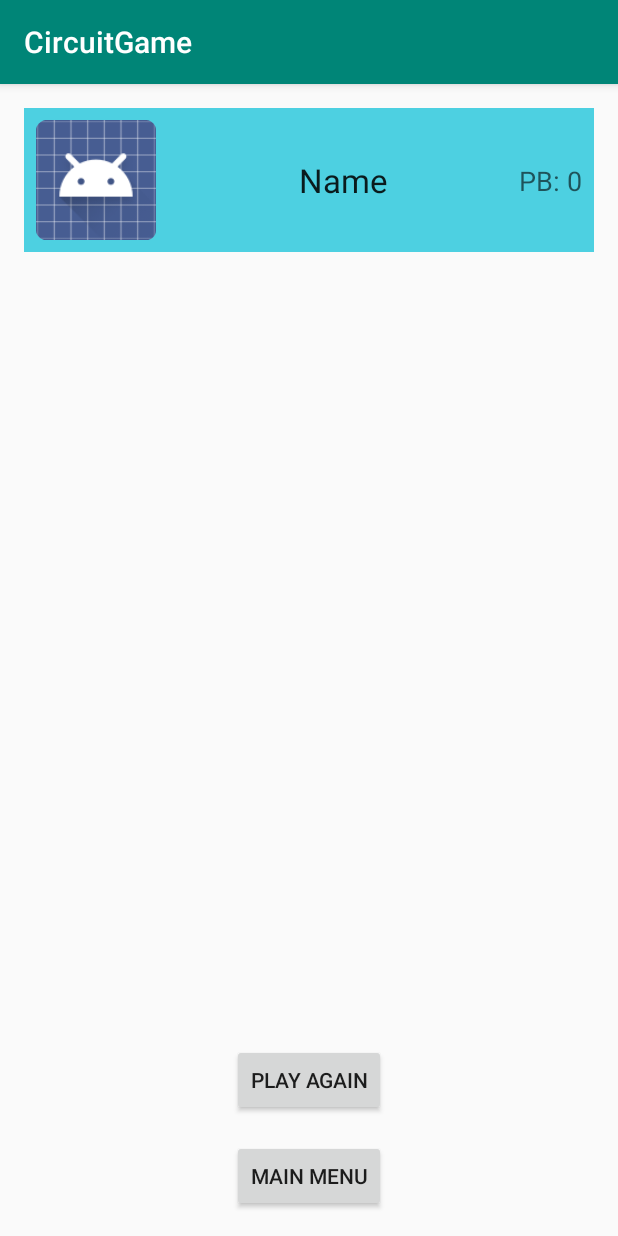
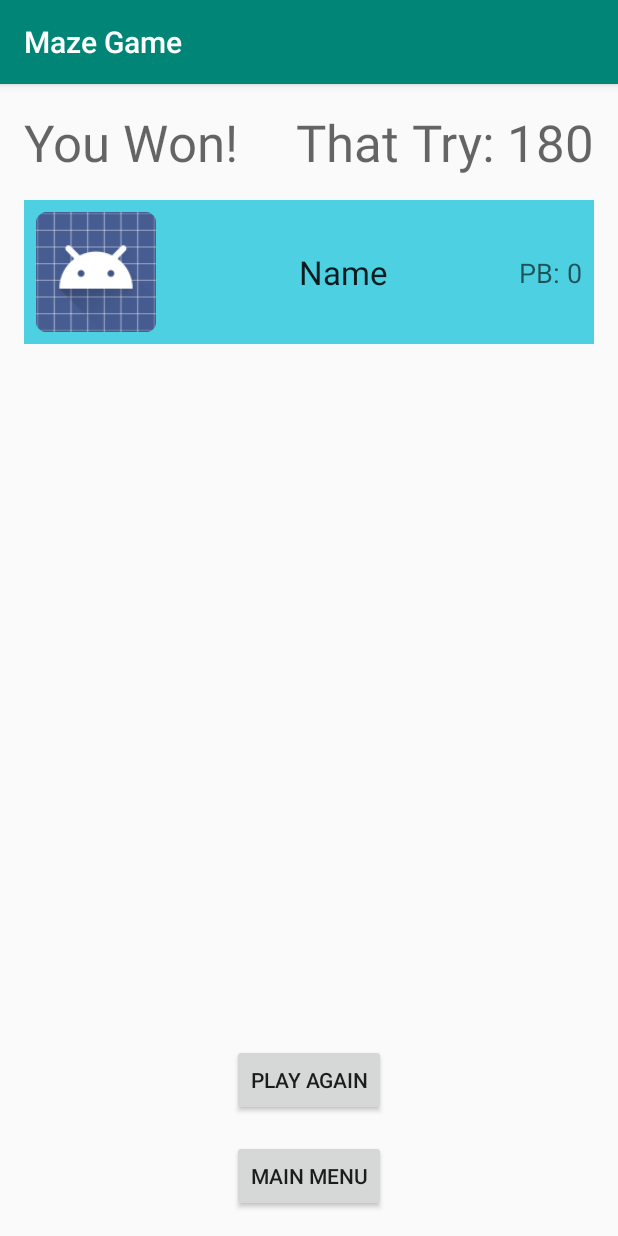
Before and after one commit to kylejwatson/MobileGame, an Android app: the LeaderboardFragment screen opened through its navigation route, on a phone screen of 412 x 824 dp. Run offline under Robolectric (Android 15) with nearby library versions, the phone set to English and light mode, and no system bars; 2 statements that could not run were skipped.

Commit message:
flipped bitmaps correctly, added win/lose text to leaderboard

```diff
--- a/app/src/main/java/com/example/circuitgame/GameView.java
+++ b/app/src/main/java/com/example/circuitgame/GameView.java
@@ -6,6 +6,7 @@ import android.graphics.Bitmap;
 import android.graphics.BitmapFactory;
 import android.graphics.Canvas;
 import android.graphics.Color;
+import android.graphics.Matrix;
 import android.graphics.Paint;
 import android.hardware.Sensor;
 import android.hardware.SensorEvent;
@@ -115,7 +116,10 @@ public class GameView extends SurfaceView {
             e.printStackTrace();
         }
         if (bitmap == null) return new DrawObject(ContextCompat.getDrawable(context, R.drawable.ic_launcher_foreground));
-        return new DrawObject(Bitmap.createScaledBitmap(bitmap, 100, 100, false));
+        Matrix matrix = new Matrix();
+        matrix.postRotate(90);
+        final Bitmap rotatedImg = Bitmap.createBitmap(bitmap, 0, 0, bitmap.getWidth(), bitmap.getHeight(), matrix, true);
+        return new DrawObject(Bitmap.createScaledBitmap(rotatedImg, 100, 100, true));
     }
 
     private void attachGravitySensor(Context context) {
--- a/app/src/main/java/com/example/circuitgame/LeaderboardFragment.java
+++ b/app/src/main/java/com/example/circuitgame/LeaderboardFragment.java
@@ -15,18 +15,16 @@ import android.view.LayoutInflater;
 import android.view.View;
 import android.view.ViewGroup;
 import android.widget.Button;
+import android.widget.TextView;
 
 /**
  * A fragment representing a list of Items.
  * <p/>
  */
 public class LeaderboardFragment extends Fragment {
+    public static final String TEXT_ARG = "win_lose_text";
+    public static final String POINTS_ARG = "win_lose_points";
 
-
-    /**
-     * Mandatory empty constructor for the fragment manager to instantiate the
-     * fragment (e.g. upon screen orientation changes).
-     */
     public LeaderboardFragment() {
     }
 
@@ -39,8 +37,11 @@ public class LeaderboardFragment extends Fragment {
     @Override
     public void onViewCreated(@NonNull View view, @Nullable Bundle savedInstanceState) {
         super.onViewCreated(view, savedInstanceState);
-
         Context context = view.getContext();
+        TextView winLabel = view.findViewById(R.id.winLabel);
+        winLabel.setText(getArguments().getString(TEXT_ARG));
+        TextView pointLabel = view.findViewById(R.id.pointLabel);
+        pointLabel.setText("That Try: " + getArguments().getInt(POINTS_ARG));
         RecyclerView recyclerView = view.findViewById(R.id.scoreList);
         recyclerView.setLayoutManager(new LinearLayoutManager(context));
         recyclerView.setAdapter(new ScoreRecyclerViewAdapter(UserFile.getInstance(context).getUserList(), null));
--- a/app/src/main/res/layout/fragment_leaderboard.xml
+++ b/app/src/main/res/layout/fragment_leaderboard.xml
@@ -6,6 +6,30 @@
     android:layout_width="match_parent"
     android:layout_height="match_parent"
     tools:context=".LeaderboardFragment">
+
+    <TextView
+        android:id="@+id/winLabel"
+        android:layout_width="wrap_content"
+        android:layout_height="wrap_content"
+        android:layout_marginStart="16dp"
+        android:layout_marginLeft="16dp"
+        android:layout_marginTop="16dp"
+        android:text="You Won!"
+        android:textAppearance="@style/TextAppearance.AppCompat.Display1"
+        app:layout_constraintStart_toStartOf="parent"
+        app:layout_constraintTop_toTopOf="parent" />
+
+    <TextView
+        android:id="@+id/pointLabel"
+        android:layout_width="wrap_content"
+        android:layout_height="wrap_content"
+        android:layout_marginTop="16dp"
+        android:layout_marginEnd="16dp"
+        android:layout_marginRight="16dp"
+        android:text="That Try: 180"
+        android:textAppearance="@style/TextAppearance.AppCompat.Display1"
+        app:layout_constraintEnd_toEndOf="parent"
+        app:layout_constraintTop_toTopOf="parent" />
 
     <androidx.recyclerview.widget.RecyclerView
         android:id="@+id/scoreList"
@@ -21,7 +45,7 @@
         app:layout_constraintBottom_toTopOf="@+id/againButton"
         app:layout_constraintEnd_toEndOf="parent"
         app:layout_constraintStart_toStartOf="parent"
-        app:layout_constraintTop_toTopOf="parent"
+        app:layout_constraintTop_toBottomOf="@+id/winLabel"
         tools:listitem="@layout/cell_score">
 
     </androidx.recyclerview.widget.RecyclerView>
--- a/app/src/main/res/values/strings.xml
+++ b/app/src/main/res/values/strings.xml
@@ -1,8 +1,5 @@
 <resources>
-    <string name="app_name">CircuitGame</string>
-
-    <!-- TODO: Remove or change this placeholder text -->
-    <string name="hello_blank_fragment">Hello blank fragment</string>
+    <string name="app_name">Maze Game</string>
     <string name="add_user">Add User</string>
     <string name="username_label">Username:</string>
     <string name="select_user">Select User</string>
```
Also changed, not shown: app/src/main/java/com/example/circuitgame/GameFragment.java (+8 -3 lines), app/src/main/java/com/example/circuitgame/ScoreRecyclerViewAdapter.java (+5 -2 lines).
